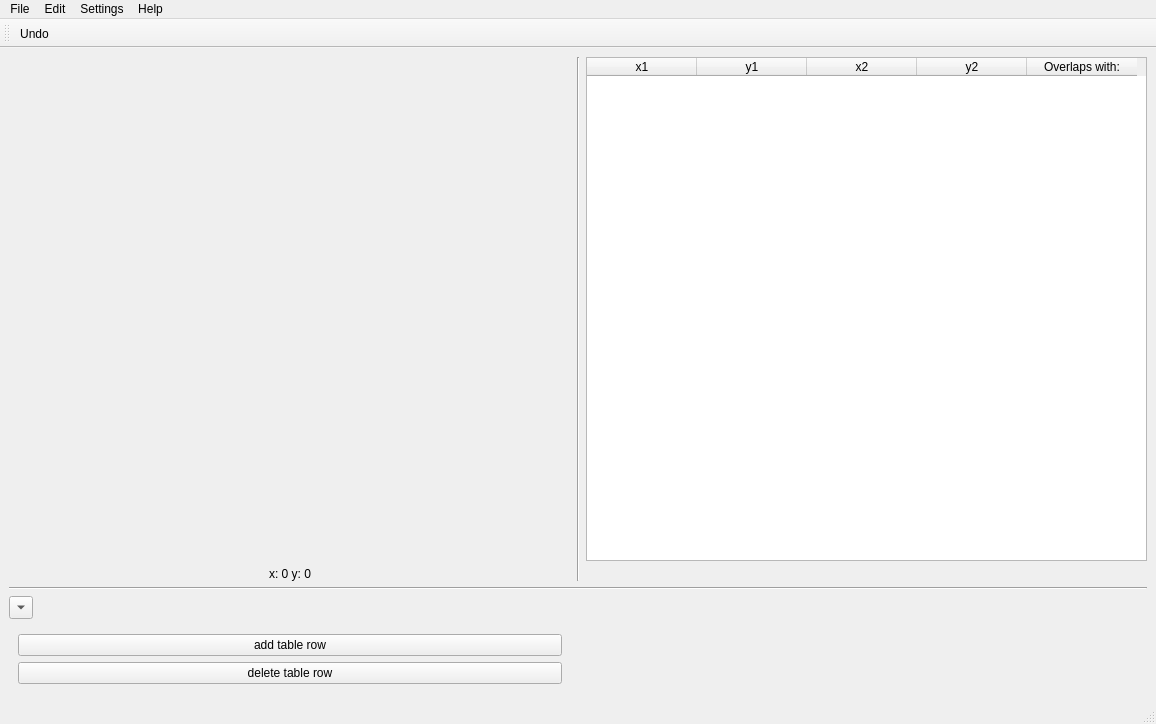
The window that src/main/resources/base/rectmap.ui (lgactna/RectangleMappingTool) describes before a commit, drawn with Qt 5.
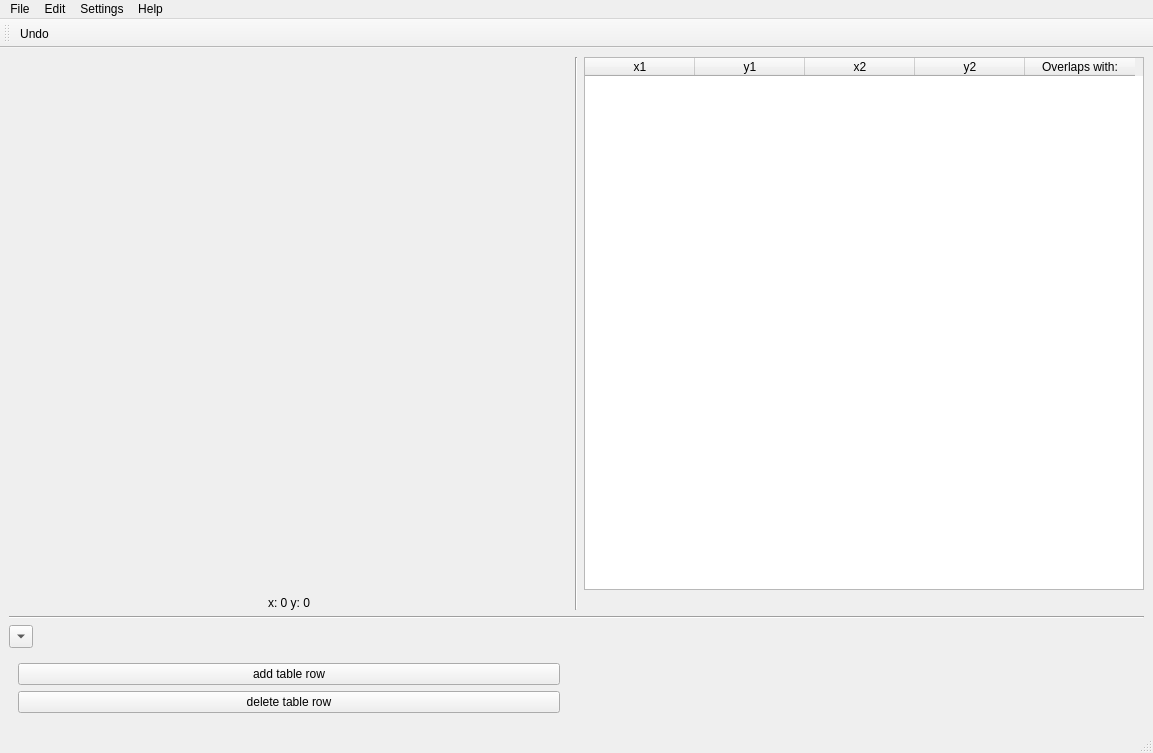
The same window after the commit.

Commit message: get autoresize to work

```diff
--- a/src/main/resources/base/rectmap.ui
+++ b/src/main/resources/base/rectmap.ui
@@ -9,8 +9,8 @@
    <rect>
     <x>0</x>
     <y>0</y>
-    <width>1156</width>
-    <height>724</height>
+    <width>1153</width>
+    <height>753</height>
    </rect>
   </property>
   <property name="windowTitle">
@@ -161,7 +161,7 @@
     <rect>
      <x>0</x>
      <y>0</y>
-     <width>1156</width>
+     <width>1153</width>
      <height>26</height>
     </rect>
    </property>
```
Left out of the diff: 4 changed lines with no effect on the pictures. The commit also changes 2 other files.
